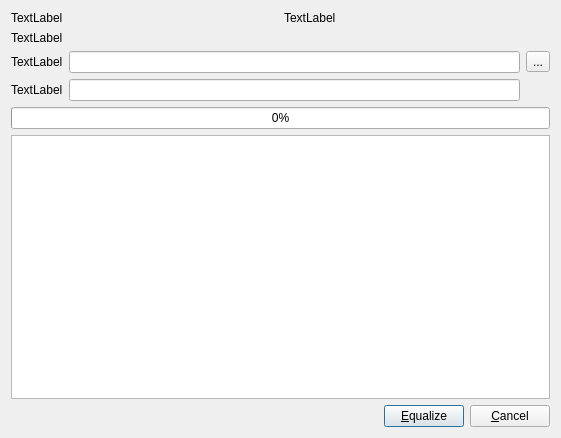
Old version of the form python/ui/EqualizeForm.ui in the repository navrit/dexter.
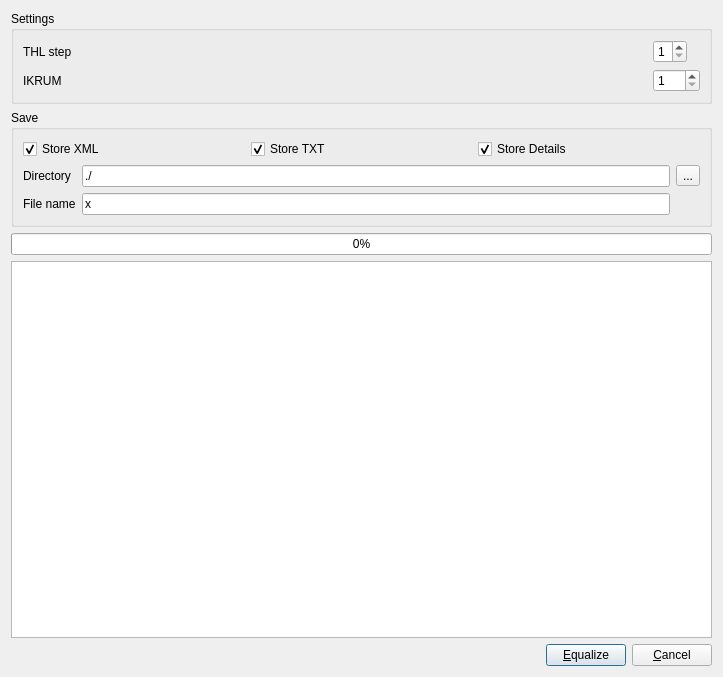
New version of the form.

The edit to the form file:
```diff
--- a/python/ui/EqualizeForm.ui
+++ b/python/ui/EqualizeForm.ui
@@ -6,8 +6,8 @@
    <rect>
     <x>0</x>
     <y>0</y>
-    <width>561</width>
-    <height>438</height>
+    <width>723</width>
+    <height>677</height>
    </rect>
   </property>
   <property name="windowTitle">
@@ -15,51 +15,129 @@
   </property>
   <layout class="QVBoxLayout" name="verticalLayout">
    <item>
+    <widget class="QGroupBox" name="groupBox_2">
+     <property name="title">
+      <string>Settings</string>
+     </property>
+     <layout class="QVBoxLayout" name="verticalLayout_3">
+      <item>
     <layout class="QGridLayout" name="gridLayout">
-     <item row="0" column="0">
-      <widget class="QLabel" name="label">
-       <property name="text">
-        <string>TextLabel</string>
-       </property>
-      </widget>
-     </item>
      <item row="1" column="0">
       <widget class="QLabel" name="label_2">
        <property name="text">
-        <string>TextLabel</string>
+           <string>IKRUM</string>
        </property>
       </widget>
      </item>
-     <item row="0" column="1">
-      <widget class="QLabel" name="label_3">
-       <property name="text">
-        <string>TextLabel</string>
-       </property>
-      </widget>
-     </item>
-    </layout>
-   </item>
-   <item>
-    <layout class="QGridLayout" name="gridLayout_2">
      <item row="0" column="0">
-      <widget class="QLabel" name="label_4">
+         <widget class="QLabel" name="label">
        <property name="text">
-        <string>TextLabel</string>
-       </property>
-      </widget>
-     </item>
-     <item row="1" column="0">
-      <widget class="QLabel" name="label_5">
-       <property name="text">
-        <string>TextLabel</string>
+           <string>THL step</string>
        </property>
       </widget>
      </item>
      <item row="0" column="1">
-      <widget class="QLineEdit" name="lineDirectory"/>
+         <widget class="QSpinBox" name="spinTHLStep">
+          <property name="sizePolicy">
+           <sizepolicy hsizetype="Fixed" vsizetype="Fixed">
+            <horstretch>0</horstretch>
+            <verstretch>0</verstretch>
+           </sizepolicy>
+          </property>
+          <property name="minimum">
+           <number>1</number>
+          </property>
+          <property name="maximum">
+           <number>8</number>
+          </property>
+         </widget>
      </item>
      <item row="1" column="1">
-      <widget class="QLineEdit" name="lineEdit_2"/>
+         <widget class="QSpinBox" name="spinIKRUM">
+          <property name="sizePolicy">
+           <sizepolicy hsizetype="Fixed" vsizetype="Fixed">
+            <horstretch>0</horstretch>
+            <verstretch>0</verstretch>
+           </sizepolicy>
+          </property>
+          <property name="minimum">
+           <number>1</number>
+          </property>
+          <property name="maximum">
+           <number>255</number>
+          </property>
+         </widget>
+        </item>
+       </layout>
+      </item>
+     </layout>
+    </widget>
+   </item>
+   <item>
+    <widget class="QGroupBox" name="groupBox">
+     <property name="title">
+      <string>Save</string>
+     </property>
+     <layout class="QVBoxLayout" name="verticalLayout_2">
+      <item>
+       <layout class="QHBoxLayout" name="horizontalLayout_2">
+        <item>
+         <widget class="QCheckBox" name="checkStoreXML">
+          <property name="text">
+           <string>Store XML</string>
+          </property>
+          <property name="checked">
+           <bool>true</bool>
+          </property>
+         </widget>
+        </item>
+        <item>
+         <widget class="QCheckBox" name="checkStoreTxt">
+          <property name="text">
+           <string>Store TXT</string>
+          </property>
+          <property name="checked">
+           <bool>true</bool>
+          </property>
+         </widget>
+        </item>
+        <item>
+         <widget class="QCheckBox" name="checkStoreDetails">
+          <property name="text">
+           <string>Store Details</string>
+          </property>
+          <property name="checked">
+           <bool>true</bool>
+          </property>
+         </widget>
+        </item>
+       </layout>
+      </item>
+      <item>
+       <layout class="QGridLayout" name="gridLayout_2">
+        <item row="2" column="1">
+         <widget class="QLineEdit" name="lineFileName">
+          <property name="inputMask">
+           <string/>
+          </property>
+          <property name="text">
+           <string>x</string>
+          </property>
+         </widget>
+        </item>
+        <item row="2" column="0">
+         <widget class="QLabel" name="labelFileName">
+          <property name="text">
+           <string>File name</string>
+          </property>
+         </widget>
+        </item>
+        <item row="0" column="1">
+         <widget class="QLineEdit" name="lineDirectory">
+          <property name="text">
+           <string>./</string>
+          </property>
+         </widget>
      </item>
      <item row="0" column="2">
       <widget class="QToolButton" name="buttonDirectory">
@@ -68,7 +146,17 @@
        </property>
       </widget>
      </item>
-    </layout>
+        <item row="0" column="0">
+         <widget class="QLabel" name="labelDir">
+          <property name="text">
+           <string>Directory</string>
+          </property>
+         </widget>
+        </item>
+       </layout>
+      </item>
+     </layout>
+    </widget>
    </item>
    <item>
     <widget class="QProgressBar" name="progressBar">
```
Lines whose indentation alone changed are shown as unchanged.
